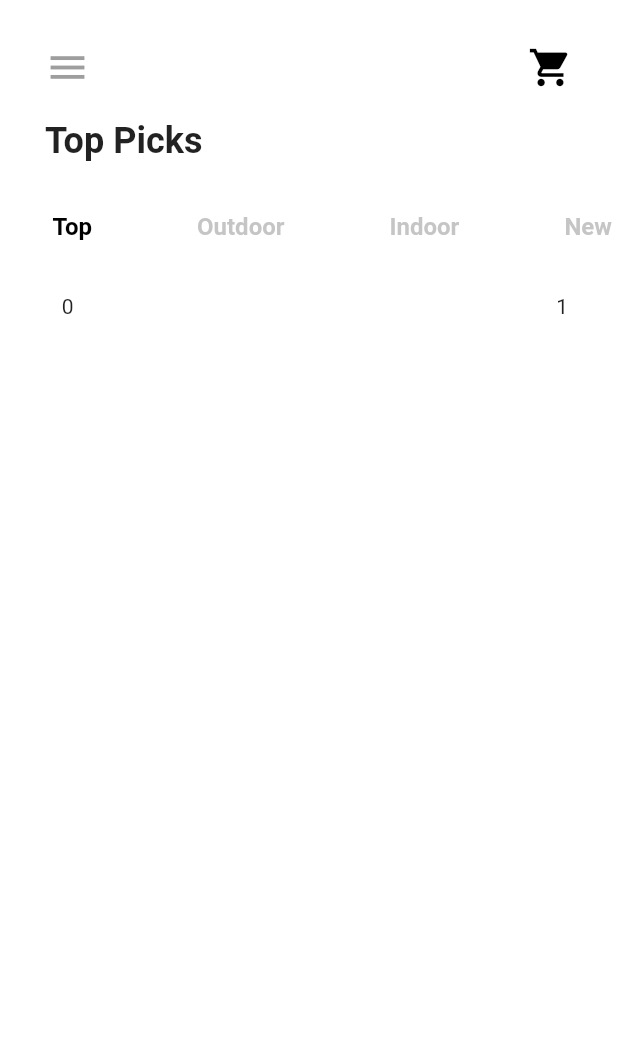
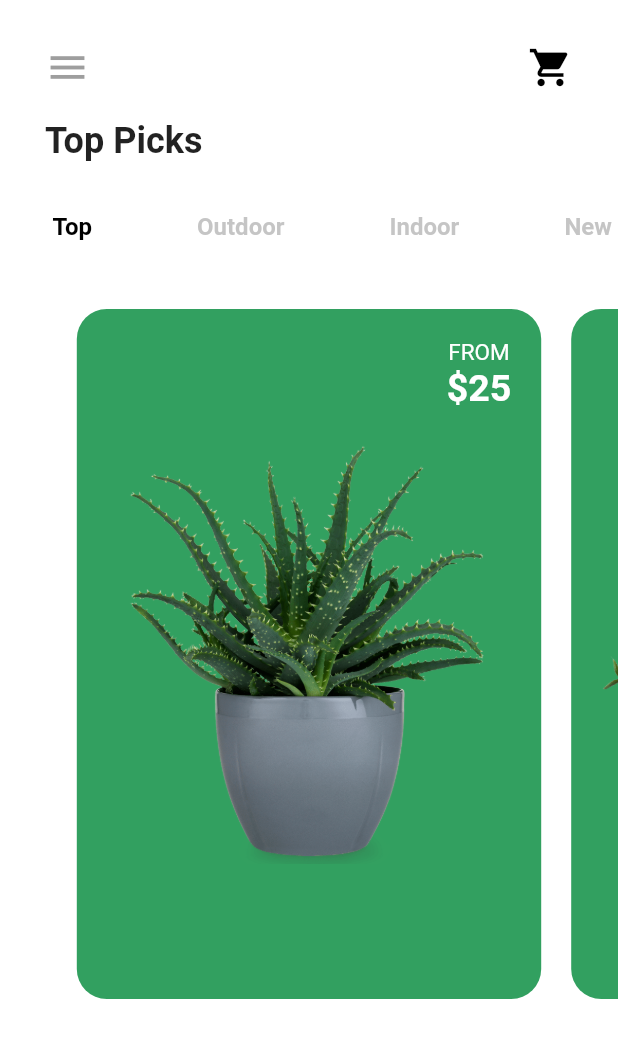
Before and after one commit to valehasadli/plant_shop, a Flutter app: the screen it shows after launch, on a phone screen of 412 x 824 dp. Shown: the top 1038 px of the screen. Run offline on Flutter 3.47's test engine with Material 2 defaults, Android fonts, the phone set to English and light mode, and no system bars.

Commit message:
stack view text

```diff
--- a/lib/screens/shop_screen.dart
+++ b/lib/screens/shop_screen.dart
@@ -25,6 +25,56 @@ class _ShopScreenState extends State<ShopScreen>
     _pageController = PageController(
       initialPage: 0,
       viewportFraction: 0.8,
+    );
+  }
+
+  _plantSelector(int index) {
+    return Stack(
+      alignment: Alignment.center,
+      children: [
+        Container(
+          decoration: BoxDecoration(
+            color: Color(0xFF32A060),
+            borderRadius: BorderRadius.circular(20.0),
+          ),
+          margin: EdgeInsets.fromLTRB(10.0, 10.0, 10.0, 30.0),
+          child: Center(
+            child: Hero(
+              tag: plants[index].imageUrl,
+              child: Image(
+                height: 280.0,
+                width: 280.0,
+                image: AssetImage('assets/images/plant$index.png'),
+                fit: BoxFit.cover,
+              ),
+            ),
+          ),
+        ),
+        Positioned(
+          top: 30.0,
+          right: 30.0,
+          child: Column(
+            crossAxisAlignment: CrossAxisAlignment.center,
+            children: [
+              Text(
+                'FROM',
+                style: TextStyle(
+                  color: Colors.white,
+                  fontSize: 15.0,
+                ),
+              ),
+              Text(
+                '\$${plants[index].price}',
+                style: TextStyle(
+                  color: Colors.white,
+                  fontSize: 25.0,
+                  fontWeight: FontWeight.w600,
+                ),
+              ),
+            ],
+          ),
+        ),
+      ],
     );
   }
 
@@ -135,7 +185,7 @@ class _ShopScreenState extends State<ShopScreen>
                 },
                 itemCount: plants.length,
                 itemBuilder: (BuildContext context, int index) {
-                  return Text('$index');
+                  return _plantSelector(index);
                 },
               ),
             ),
```
